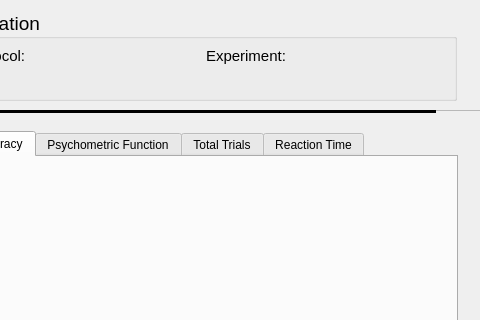
This is protocols/random_dot_motion/core/gui/rdk_rig.ui in vaibrainium/NeuRPi as Qt 5 draws it before an edit; both pictures show x 564 to 1044 and y 0 to 320 of the 1044 by 880 pixel window. The edited form follows.
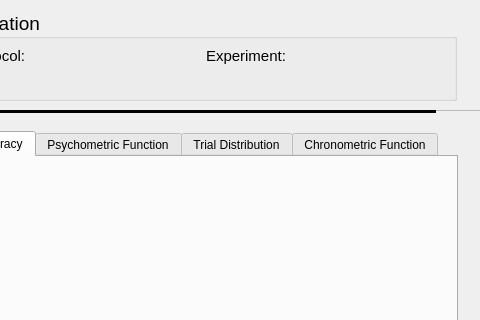
This is the edited form. Custom widgets are drawn as their Qt base class.

Commit message: accuracy plot update

```diff
--- a/protocols/random_dot_motion/core/gui/rdk_rig.ui
+++ b/protocols/random_dot_motion/core/gui/rdk_rig.ui
@@ -863,7 +863,7 @@
        </widget>
        <widget class="QWidget" name="tab3_9">
         <attribute name="title">
-         <string>Total Trials</string>
+         <string>Trial Distribution</string>
         </attribute>
         <widget class="PlotWidget" name="trial_distribution" native="true">
          <property name="geometry">
@@ -878,7 +878,7 @@
        </widget>
        <widget class="QWidget" name="tab_27">
         <attribute name="title">
-         <string>Reaction Time</string>
+         <string>Chronometric Function</string>
         </attribute>
         <widget class="PlotWidget" name="rt_distribution" native="true">
          <property name="geometry">
```
The commit also changes 1 other file.
